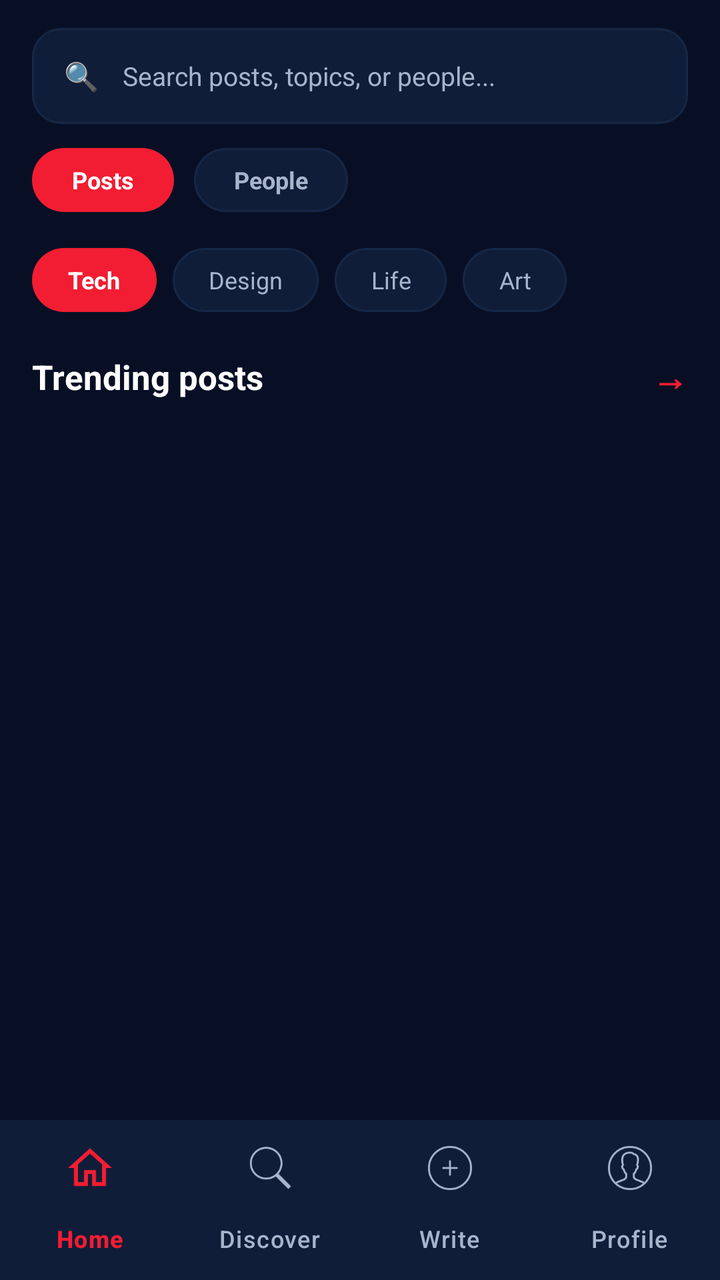
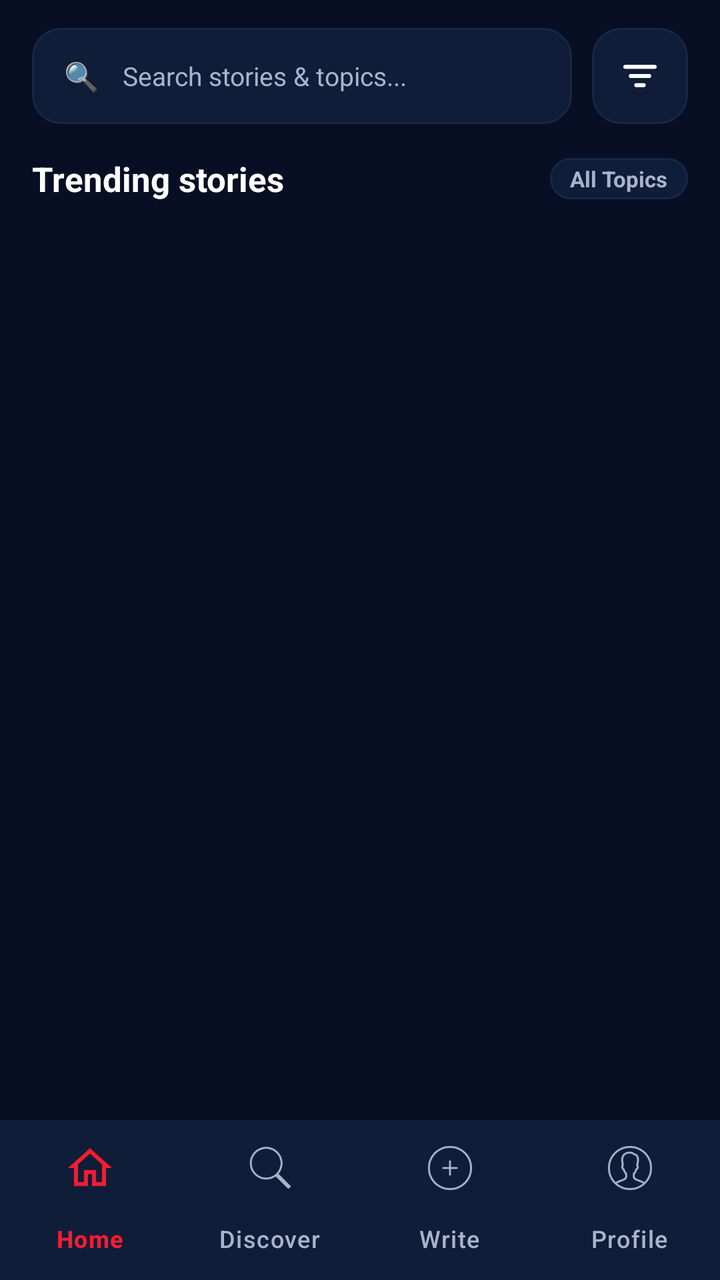

Two renders of the same Android screen: before a commit and after it. Below are the layout's source before the change and the commit's diff.
<!-- AndroidManifest.xml: application theme Theme.Task_3 -->
<!-- res/layout/activity_discover.xml -->
<?xml version="1.0" encoding="utf-8"?>
<androidx.constraintlayout.widget.ConstraintLayout
    xmlns:android="http://schemas.android.com/apk/res/android"
    xmlns:app="http://schemas.android.com/apk/res-auto"
    xmlns:tools="http://schemas.android.com/tools"
    android:id="@+id/main"
    android:layout_width="match_parent"
    android:layout_height="match_parent"
    android:fitsSystemWindows="true"
    android:background="@color/primary_background"
    tools:context=".discover">

    
    <LinearLayout
        android:id="@+id/topSearchSection"
        android:layout_width="match_parent"
        android:layout_height="wrap_content"
        android:orientation="vertical"
        android:paddingHorizontal="16dp"
        android:paddingTop="14dp"
        android:paddingBottom="8dp"
        app:layout_constraintTop_toTopOf="parent">

        
        <LinearLayout
            android:id="@+id/searchContainer"
            android:layout_width="match_parent"
            android:layout_height="48dp"
            android:background="@drawable/input_box"
            android:gravity="center_vertical"
            android:orientation="horizontal"
            android:paddingHorizontal="16dp">

            <TextView
                android:layout_width="wrap_content"
                android:layout_height="wrap_content"
                android:text="🔍"
                android:textSize="14sp" />

            <EditText
                android:id="@+id/etSearch"
                android:layout_width="0dp"
                android:layout_height="match_parent"
                android:layout_marginStart="12dp"
                android:layout_weight="1"
                android:background="@null"
                android:hint="Search posts, topics, or people..."
                android:imeOptions="actionSearch"
                android:inputType="text"
                android:textColor="@color/primary_text"
                android:textColorHint="@color/secondary_text"
                android:textSize="13sp" />

            <TextView
                android:id="@+id/btnClearSearch"
                android:layout_width="wrap_content"
                android:layout_height="wrap_content"
                android:padding="6dp"
                android:text="✕"
                android:textColor="@color/secondary_text"
                android:textSize="14sp"
                android:visibility="gone" />
        </LinearLayout>

        
        <LinearLayout
            android:id="@+id/layoutSearchTabs"
            android:layout_width="match_parent"
            android:layout_height="36dp"
            android:layout_marginTop="10dp"
            android:gravity="center_vertical"
            android:orientation="horizontal">

            <TextView
                android:id="@+id/tabSearchPosts"
                android:layout_width="wrap_content"
                android:layout_height="32dp"
                android:background="@drawable/bg_pill_filter_selected"
                android:gravity="center"
                android:paddingHorizontal="20dp"
                android:text="Posts"
                android:textColor="@color/white"
                android:textSize="12sp"
                android:textStyle="bold" />

            <TextView
                android:id="@+id/tabSearchPeople"
                android:layout_width="wrap_content"
                android:layout_height="32dp"
                android:layout_marginStart="10dp"
                android:background="@drawable/bg_pill_filter_unselected"
                android:gravity="center"
                android:paddingHorizontal="20dp"
                android:text="People"
                android:textColor="@color/secondary_text"
                android:textSize="12sp"
                android:textStyle="bold" />
        </LinearLayout>
    </LinearLayout>

    
    <LinearLayout
        android:id="@+id/viewPostsSection"
        android:layout_width="match_parent"
        android:layout_height="0dp"
        android:orientation="vertical"
        android:paddingHorizontal="16dp"
        app:layout_constraintTop_toBottomOf="@id/topSearchSection"
        app:layout_constraintBottom_toTopOf="@id/bottom_nav">

        
        <HorizontalScrollView
            android:layout_width="match_parent"
            android:layout_height="wrap_content"
            android:layout_marginTop="4dp"
            android:scrollbars="none">

            <LinearLayout
                android:id="@+id/categoryChipsContainer"
                android:layout_width="wrap_content"
                android:layout_height="wrap_content"
                android:orientation="horizontal"
                android:paddingVertical="4dp">

                <TextView
                    android:id="@+id/chipTech"
                    android:layout_width="wrap_content"
                    android:layout_height="32dp"
                    android:background="@drawable/bg_pill_filter_selected"
                    android:gravity="center"
                    android:paddingHorizontal="18dp"
                    android:text="Tech"
                    android:textColor="@color/white"
                    android:textSize="12sp"
                    android:textStyle="bold" />

                <TextView
                    android:id="@+id/chipDesign"
                    android:layout_width="wrap_content"
                    android:layout_height="32dp"
                    android:layout_marginStart="8dp"
                    android:background="@drawable/bg_pill_filter_unselected"
                    android:gravity="center"
                    android:paddingHorizontal="18dp"
                    android:text="Design"
                    android:textColor="@color/secondary_text"
                    android:textSize="12sp" />

                <TextView
                    android:id="@+id/chipLife"
                    android:layout_width="wrap_content"
                    android:layout_height="32dp"
                    android:layout_marginStart="8dp"
                    android:background="@drawable/bg_pill_filter_unselected"
                    android:gravity="center"
                    android:paddingHorizontal="18dp"
                    android:text="Life"
                    android:textColor="@color/secondary_text"
                    android:textSize="12sp" />

                <TextView
                    android:id="@+id/chipArt"
                    android:layout_width="wrap_content"
                    android:layout_height="32dp"
                    android:layout_marginStart="8dp"
                    android:background="@drawable/bg_pill_filter_unselected"
                    android:gravity="center"
                    android:paddingHorizontal="18dp"
                    android:text="Art"
                    android:textColor="@color/secondary_text"
                    android:textSize="12sp" />
            </LinearLayout>
        </HorizontalScrollView>

        
        <LinearLayout
            android:layout_width="match_parent"
            android:layout_height="wrap_content"
            android:layout_marginTop="16dp"
            android:layout_marginBottom="8dp"
            android:gravity="center_vertical"
            android:orientation="horizontal">

            <TextView
                android:id="@+id/tvSectionTitle"
                android:layout_width="0dp"
                android:layout_height="wrap_content"
                android:layout_weight="1"
                android:text="Trending posts"
                android:textColor="@color/primary_text"
                android:textSize="17sp"
                android:textStyle="bold" />

            <TextView
                android:layout_width="wrap_content"
                android:layout_height="wrap_content"
                android:text="→"
                android:textColor="@color/primary_red"
                android:textSize="18sp"
                android:textStyle="bold" />
        </LinearLayout>

        
        <androidx.recyclerview.widget.RecyclerView
            android:id="@+id/rvTrendingPosts"
            android:layout_width="match_parent"
            android:layout_height="0dp"
            android:layout_weight="1"
            android:clipToPadding="false"
            android:paddingBottom="16dp"
            android:scrollbars="none" />
    </LinearLayout>

    
    <LinearLayout
        android:id="@+id/viewPeopleSection"
        android:layout_width="match_parent"
        android:layout_height="0dp"
        android:orientation="vertical"
        android:paddingHorizontal="16dp"
        android:paddingTop="8dp"
        android:visibility="gone"
        app:layout_constraintTop_toBottomOf="@id/topSearchSection"
        app:layout_constraintBottom_toTopOf="@id/bottom_nav">

        <TextView
            android:id="@+id/tvPeopleHeader"
            android:layout_width="wrap_content"
            android:layout_height="wrap_content"
            android:layout_marginBottom="12dp"
            android:text="Discover Creators"
            android:textColor="@color/primary_text"
            android:textSize="17sp"
            android:textStyle="bold" />

        <androidx.recyclerview.widget.RecyclerView
            android:id="@+id/rvUsers"
            android:layout_width="match_parent"
            android:layout_height="0dp"
            android:layout_weight="1"
            android:clipToPadding="false"
            android:paddingBottom="16dp"
            android:scrollbars="none" />
    </LinearLayout>

    
    <TextView
        android:id="@+id/tvDiscoverEmpty"
        android:layout_width="wrap_content"
        android:layout_height="wrap_content"
        android:text="No results found"
        android:textColor="@color/secondary_text"
        android:textSize="14sp"
        android:visibility="gone"
        app:layout_constraintTop_toBottomOf="@id/topSearchSection"
        app:layout_constraintBottom_toTopOf="@id/bottom_nav"
        app:layout_constraintStart_toStartOf="parent"
        app:layout_constraintEnd_toEndOf="parent" />

    
    <com.google.android.material.bottomnavigation.BottomNavigationView
        android:id="@+id/bottom_nav"
        android:layout_width="match_parent"
        android:layout_height="wrap_content"
        android:background="@color/secondary_background"
        app:elevation="12dp"
        app:itemIconTint="@color/nav_item_color"
        app:itemTextColor="@color/nav_item_color"
        app:labelVisibilityMode="labeled"
        app:menu="@menu/bottom_nav_menu"
        app:layout_constraintBottom_toBottomOf="parent" />

</androidx.constraintlayout.widget.ConstraintLayout>
<!-- resources referenced by this layout -->
<resources>
  <color name="primary_background">#080F24</color>
  <color name="primary_red">#F21D32</color>
  <color name="primary_text">#FFFFFF</color>
  <color name="secondary_background">#101D38</color>
  <color name="secondary_text">#A8B4CC</color>
  <color name="white">#FFFFFF</color>
  <!-- drawable bg_pill_filter_selected (drawable) -->
  <?xml version="1.0" encoding="utf-8"?>
  <shape xmlns:android="http://schemas.android.com/apk/res/android"
      android:shape="rectangle">
      <solid android:color="@color/primary_red" />
      <corners android:radius="20dp" />
  </shape>
  <!-- drawable bg_pill_filter_unselected (drawable) -->
  <?xml version="1.0" encoding="utf-8"?>
  <shape xmlns:android="http://schemas.android.com/apk/res/android"
      android:shape="rectangle">
      <solid android:color="@color/secondary_background" />
      <stroke
          android:width="1dp"
          android:color="@color/card_surface" />
      <corners android:radius="20dp" />
  </shape>
  <!-- drawable input_box (drawable) -->
  <?xml version="1.0" encoding="utf-8"?>
  <shape xmlns:android="http://schemas.android.com/apk/res/android"
      android:shape="rectangle">
      <solid android:color="@color/secondary_background" />
      <stroke
          android:width="1dp"
          android:color="@color/card_surface" />
      <corners android:radius="14dp" />
  </shape>
  <style name="Theme.Task_3" parent="Base.Theme.Task_3" />
  <color name="card_surface">#162746</color>
  <style name="Base.Theme.Task_3" parent="Theme.Material3.DayNight.NoActionBar">
          <item name="colorPrimary">@color/primary_red</item>
          <item name="colorPrimaryVariant">@color/secondary_background</item>
          <item name="colorSecondary">@color/primary_red</item>
          <item name="android:statusBarColor">@color/primary_background</item>
          <item name="android:windowBackground">@color/primary_background</item>
          <item name="android:navigationBarColor">@color/secondary_background</item>
      </style>
</resources>

<!-- the commit's change to res/layout/activity_discover.xml (unified diff, before → after) -->
@@ -15,17 +15,19 @@
         android:id="@+id/topSearchSection"
         android:layout_width="match_parent"
         android:layout_height="wrap_content"
-        android:orientation="vertical"
+        android:orientation="horizontal"
+        android:gravity="center_vertical"
         android:paddingHorizontal="16dp"
         android:paddingTop="14dp"
-        android:paddingBottom="8dp"
+        android:paddingBottom="10dp"
         app:layout_constraintTop_toTopOf="parent">
 
         
         <LinearLayout
             android:id="@+id/searchContainer"
-            android:layout_width="match_parent"
+            android:layout_width="0dp"
             android:layout_height="48dp"
+            android:layout_weight="1"
             android:background="@drawable/input_box"
             android:gravity="center_vertical"
             android:orientation="horizontal"
@@ -44,7 +46,7 @@
                 android:layout_marginStart="12dp"
                 android:layout_weight="1"
                 android:background="@null"
-                android:hint="Search posts, topics, or people..."
+                android:hint="Search stories &amp; topics..."
                 android:imeOptions="actionSearch"
                 android:inputType="text"
                 android:textColor="@color/primary_text"
@@ -63,39 +65,35 @@
         </LinearLayout>
 
         
-        <LinearLayout
-            android:id="@+id/layoutSearchTabs"
-            android:layout_width="match_parent"
-            android:layout_height="36dp"
-            android:layout_marginTop="10dp"
-            android:gravity="center_vertical"
-            android:orientation="horizontal">
-
-            <TextView
-                android:id="@+id/tabSearchPosts"
-                android:layout_width="wrap_content"
-                android:layout_height="32dp"
-                android:background="@drawable/bg_pill_filter_selected"
-                android:gravity="center"
-                android:paddingHorizontal="20dp"
-                android:text="Posts"
-                android:textColor="@color/white"
-                android:textSize="12sp"
-                android:textStyle="bold" />
-
-            <TextView
-                android:id="@+id/tabSearchPeople"
-                android:layout_width="wrap_content"
-                android:layout_height="32dp"
-                android:layout_marginStart="10dp"
-                android:background="@drawable/bg_pill_filter_unselected"
-                android:gravity="center"
-                android:paddingHorizontal="20dp"
-                android:text="People"
-                android:textColor="@color/secondary_text"
-                android:textSize="12sp"
-                android:textStyle="bold" />
-        </LinearLayout>
+        <FrameLayout
+            android:id="@+id/btnDiscoverFilter"
+            android:layout_width="48dp"
+            android:layout_height="48dp"
+            android:layout_marginStart="10dp"
+            android:background="@drawable/input_box"
+            android:clickable="true"
+            android:focusable="true">
+
+            <ImageView
+                android:id="@+id/ivDiscoverFilterIcon"
+                android:layout_width="22dp"
+                android:layout_height="22dp"
+                android:layout_gravity="center"
+                android:src="@drawable/ic_filter_three_lines"
+                app:tint="@color/primary_text"
+                android:contentDescription="Search &amp; Category Filters" />
+
+            
+            <View
+                android:id="@+id/viewFilterActiveDot"
+                android:layout_width="8dp"
+                android:layout_height="8dp"
+                android:layout_gravity="top|end"
+                android:layout_marginTop="8dp"
+                android:layout_marginEnd="8dp"
+                android:background="@drawable/bg_primary_button"
+                android:visibility="gone" />
+        </FrameLayout>
     </LinearLayout>
 
     
@@ -109,74 +107,10 @@
         app:layout_constraintBottom_toTopOf="@id/bottom_nav">
 
         
-        <HorizontalScrollView
-            android:layout_width="match_parent"
-            android:layout_height="wrap_content"
-            android:layout_marginTop="4dp"
-            android:scrollbars="none">
-
-            <LinearLayout
-                android:id="@+id/categoryChipsContainer"
-                android:layout_width="wrap_content"
-                android:layout_height="wrap_content"
-                android:orientation="horizontal"
-                android:paddingVertical="4dp">
-
-                <TextView
-                    android:id="@+id/chipTech"
-                    android:layout_width="wrap_content"
-                    android:layout_height="32dp"
-                    android:background="@drawable/bg_pill_filter_selected"
-                    android:gravity="center"
-                    android:paddingHorizontal="18dp"
-                    android:text="Tech"
-                    android:textColor="@color/white"
-                    android:textSize="12sp"
-                    android:textStyle="bold" />
-
-                <TextView
-                    android:id="@+id/chipDesign"
-                    android:layout_width="wrap_content"
-                    android:layout_height="32dp"
-                    android:layout_marginStart="8dp"
-                    android:background="@drawable/bg_pill_filter_unselected"
-                    android:gravity="center"
-                    android:paddingHorizontal="18dp"
-                    android:text="Design"
-                    android:textColor="@color/secondary_text"
-                    android:textSize="12sp" />
-
-                <TextView
-                    android:id="@+id/chipLife"
-                    android:layout_width="wrap_content"
-                    android:layout_height="32dp"
-                    android:layout_marginStart="8dp"
-                    android:background="@drawable/bg_pill_filter_unselected"
-                    android:gravity="center"
-                    android:paddingHorizontal="18dp"
-                    android:text="Life"
-                    android:textColor="@color/secondary_text"
-                    android:textSize="12sp" />
-
-                <TextView
-                    android:id="@+id/chipArt"
-                    android:layout_width="wrap_content"
-                    android:layout_height="32dp"
-                    android:layout_marginStart="8dp"
-                    android:background="@drawable/bg_pill_filter_unselected"
-                    android:gravity="center"
-                    android:paddingHorizontal="18dp"
-                    android:text="Art"
-                    android:textColor="@color/secondary_text"
-                    android:textSize="12sp" />
-            </LinearLayout>
-        </HorizontalScrollView>
-
-        
         <LinearLayout
             android:layout_width="match_parent"
             android:layout_height="wrap_content"
-            android:layout_marginTop="16dp"
+            android:layout_marginTop="6dp"
             android:layout_marginBottom="8dp"
             android:gravity="center_vertical"
             android:orientation="horizontal">
@@ -186,17 +120,21 @@
                 android:layout_width="0dp"
                 android:layout_height="wrap_content"
                 android:layout_weight="1"
-                android:text="Trending posts"
+                android:text="Trending stories"
                 android:textColor="@color/primary_text"
                 android:textSize="17sp"
                 android:textStyle="bold" />
 
             <TextView
+                android:id="@+id/tvActiveCategoryBadge"
                 android:layout_width="wrap_content"
                 android:layout_height="wrap_content"
-                android:text="→"
-                android:textColor="@color/primary_red"
-                android:textSize="18sp"
+                android:background="@drawable/bg_pill_filter_unselected"
+                android:paddingHorizontal="10dp"
+                android:paddingVertical="3dp"
+                android:text="All Topics"
+                android:textColor="@color/secondary_text"
+                android:textSize="11sp"
                 android:textStyle="bold" />
         </LinearLayout>
 
@@ -218,7 +156,7 @@
         android:layout_height="0dp"
         android:orientation="vertical"
         android:paddingHorizontal="16dp"
-        android:paddingTop="8dp"
+        android:paddingTop="6dp"
         android:visibility="gone"
         app:layout_constraintTop_toBottomOf="@id/topSearchSection"
         app:layout_constraintBottom_toTopOf="@id/bottom_nav">
<!-- resource entries referenced after the edit -->
@@ -5,14 +5,6 @@
   <color name="primary_text">#FFFFFF</color>
   <color name="secondary_background">#101D38</color>
   <color name="secondary_text">#A8B4CC</color>
-  <color name="white">#FFFFFF</color>
-  <!-- drawable bg_pill_filter_selected (drawable) -->
-  <?xml version="1.0" encoding="utf-8"?>
-  <shape xmlns:android="http://schemas.android.com/apk/res/android"
-      android:shape="rectangle">
-      <solid android:color="@color/primary_red" />
-      <corners android:radius="20dp" />
-  </shape>
   <!-- drawable bg_pill_filter_unselected (drawable) -->
   <?xml version="1.0" encoding="utf-8"?>
   <shape xmlns:android="http://schemas.android.com/apk/res/android"
@@ -23,6 +15,36 @@
           android:color="@color/card_surface" />
       <corners android:radius="20dp" />
   </shape>
+  <!-- drawable bg_primary_button (drawable) -->
+  <?xml version="1.0" encoding="utf-8"?>
+  <shape xmlns:android="http://schemas.android.com/apk/res/android"
+      android:shape="rectangle">
+      <solid android:color="@color/primary_red" />
+      <corners android:radius="26dp" />
+  </shape>
+  <!-- drawable ic_filter_three_lines (drawable) -->
+  <vector xmlns:android="http://schemas.android.com/apk/res/android"
+      android:width="24dp"
+      android:height="24dp"
+      android:viewportWidth="24"
+      android:viewportHeight="24">
+      
+      <path
+          android:strokeColor="#FFFFFF"
+          android:strokeWidth="2.2"
+          android:strokeLineCap="round"
+          android:pathData="M 4,7 L 20,7" />
+      <path
+          android:strokeColor="#FFFFFF"
+          android:strokeWidth="2.2"
+          android:strokeLineCap="round"
+          android:pathData="M 7,12 L 17,12" />
+      <path
+          android:strokeColor="#FFFFFF"
+          android:strokeWidth="2.2"
+          android:strokeLineCap="round"
+          android:pathData="M 10,17 L 14,17" />
+  </vector>
   <!-- drawable input_box (drawable) -->
   <?xml version="1.0" encoding="utf-8"?>
   <shape xmlns:android="http://schemas.android.com/apk/res/android"
